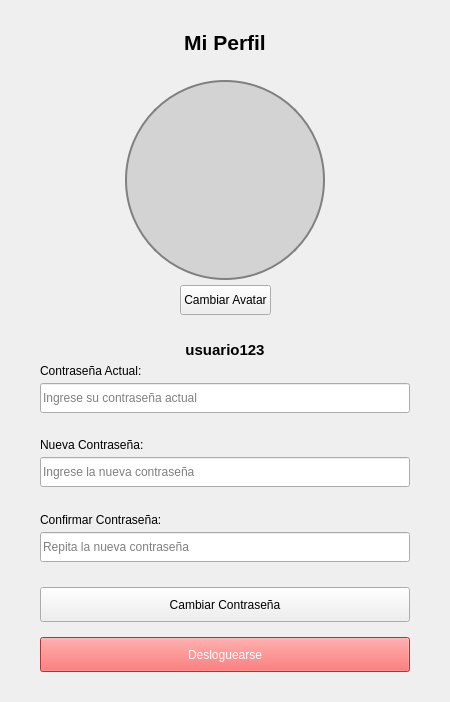
FranciscoNortesN/IHM-Proyecto, file NavTrainer/usermanagement.ui: the form before one commit.
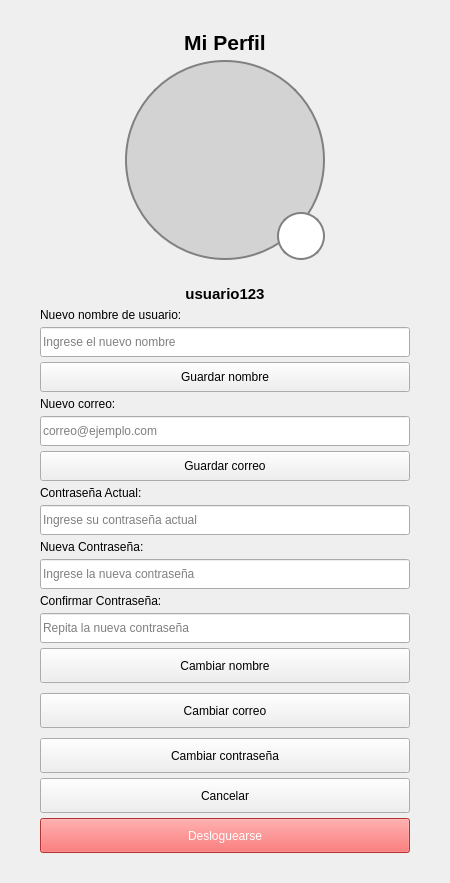
The form after the commit. Icons and pictures are not drawn.

Commit message: gestion de usuario prime

The edit to the form file:
```diff
--- a/NavTrainer/usermanagement.ui
+++ b/NavTrainer/usermanagement.ui
@@ -87,41 +87,14 @@
          <height>200</height>
         </size>
        </property>
-       <layout class="QVBoxLayout" name="verticalLayoutAvatar">
-        <property name="spacing">
-         <number>0</number>
-        </property>
-        <property name="leftMargin">
-         <number>0</number>
-        </property>
-        <property name="topMargin">
-         <number>0</number>
-        </property>
-        <property name="rightMargin">
-         <number>0</number>
-        </property>
-        <property name="bottomMargin">
-         <number>0</number>
-        </property>
-        <item>
          <widget class="QLabel" name="lblAvatarPerfil">
-          <property name="sizePolicy">
-           <sizepolicy hsizetype="Fixed" vsizetype="Fixed">
-            <horstretch>0</horstretch>
-            <verstretch>0</verstretch>
-           </sizepolicy>
-          </property>
-          <property name="minimumSize">
-           <size>
+        <property name="geometry">
+         <rect>
+          <x>0</x>
+          <y>0</y>
             <width>200</width>
             <height>200</height>
-           </size>
-          </property>
-          <property name="maximumSize">
-           <size>
-            <width>200</width>
-            <height>200</height>
-           </size>
+         </rect>
           </property>
           <property name="styleSheet">
            <string notr="true">border: 2px solid gray; border-radius: 100px; background-color: lightgray;</string>
@@ -139,8 +112,32 @@
            <set>Qt::AlignmentFlag::AlignCenter</set>
           </property>
          </widget>
-        </item>
-       </layout>
+       <widget class="QPushButton" name="btnCambiarAvatarPencil">
+        <property name="geometry">
+         <rect>
+          <x>152</x>
+          <y>152</y>
+          <width>48</width>
+          <height>48</height>
+         </rect>
+        </property>
+        <property name="styleSheet">
+         <string notr="true">border: 2px solid gray; border-radius: 24px; background-color: white;</string>
+        </property>
+        <property name="text">
+         <string/>
+        </property>
+        <property name="icon">
+         <iconset resource="Assets.qrc">
+          <normaloff>:/assets/icons/pencil.svg</normaloff>:/assets/icons/pencil.svg</iconset>
+        </property>
+        <property name="iconSize">
+         <size>
+          <width>20</width>
+          <height>20</height>
+         </size>
+        </property>
+       </widget>
       </widget>
      </item>
      <item>
@@ -167,33 +164,7 @@
        </property>
        <property name="sizeHint" stdset="0">
         <size>
-         <width>40</width>
-         <height>20</height>
-        </size>
-       </property>
-      </spacer>
-     </item>
-     <item>
-      <widget class="QPushButton" name="btnCambiarAvatar">
-       <property name="minimumSize">
-        <size>
-         <width>0</width>
-         <height>30</height>
-        </size>
-       </property>
-       <property name="text">
-        <string>Cambiar Avatar</string>
-       </property>
-      </widget>
-     </item>
-     <item>
-      <spacer name="horizontalSpacer">
-       <property name="orientation">
-        <enum>Qt::Orientation::Horizontal</enum>
-       </property>
-       <property name="sizeHint" stdset="0">
-        <size>
-         <width>40</width>
+         <width>20</width>
          <height>20</height>
         </size>
        </property>
@@ -230,6 +201,90 @@
      </property>
     </widget>
    </item>
+    <item>
+     <widget class="QLabel" name="lblNuevoNombre">
+      <property name="visible">
+        <bool>false</bool>
+      </property>
+      <property name="text">
+        <string>Nuevo nombre de usuario:</string>
+      </property>
+     </widget>
+    </item>
+    <item>
+     <widget class="QLineEdit" name="txtNuevoNombre">
+      <property name="minimumSize">
+        <size>
+         <width>0</width>
+         <height>30</height>
+        </size>
+      </property>
+      <property name="visible">
+        <bool>false</bool>
+      </property>
+      <property name="placeholderText">
+        <string>Ingrese el nuevo nombre</string>
+      </property>
+     </widget>
+    </item>
+    <item>
+     <widget class="QPushButton" name="btnGuardarNombre">
+      <property name="minimumSize">
+        <size>
+         <width>0</width>
+         <height>30</height>
+        </size>
+      </property>
+      <property name="visible">
+        <bool>false</bool>
+      </property>
+      <property name="text">
+        <string>Guardar nombre</string>
+      </property>
+     </widget>
+    </item>
+    <item>
+     <widget class="QLabel" name="lblNuevoCorreo">
+      <property name="visible">
+        <bool>false</bool>
+      </property>
+      <property name="text">
+        <string>Nuevo correo:</string>
+      </property>
+     </widget>
+    </item>
+    <item>
+     <widget class="QLineEdit" name="txtNuevoCorreo">
+      <property name="minimumSize">
+        <size>
+         <width>0</width>
+         <height>30</height>
+        </size>
+      </property>
+      <property name="visible">
+        <bool>false</bool>
+      </property>
+      <property name="placeholderText">
+        <string>correo@ejemplo.com</string>
+      </property>
+     </widget>
+    </item>
+    <item>
+     <widget class="QPushButton" name="btnGuardarCorreo">
+      <property name="minimumSize">
+        <size>
+         <width>0</width>
+         <height>30</height>
+        </size>
+      </property>
+      <property name="visible">
+        <bool>false</bool>
+      </property>
+      <property name="text">
+        <string>Guardar correo</string>
+      </property>
+     </widget>
+    </item>
    <item>
     <widget class="QLabel" name="lblContrasenaActual">
      <property name="visible">
@@ -363,6 +418,50 @@
     </spacer>
    </item>
    <item>
+   <spacer name="verticalSpacer_actions">
+    <property name="orientation">
+    <enum>Qt::Orientation::Vertical</enum>
+    </property>
+    <property name="sizeHint" stdset="0">
+    <size>
+     <width>20</width>
+     <height>10</height>
+    </size>
+    </property>
+   </spacer>
+  </item>
+  <item>
+   <layout class="QVBoxLayout" name="verticalLayoutActions">
+    <property name="spacing">
+    <number>10</number>
+    </property>
+    <item>
+    <widget class="QPushButton" name="btnCambiarNombre">
+     <property name="minimumSize">
+      <size>
+      <width>0</width>
+      <height>35</height>
+      </size>
+     </property>
+     <property name="text">
+      <string>Cambiar nombre</string>
+     </property>
+    </widget>
+    </item>
+    <item>
+    <widget class="QPushButton" name="btnCambiarCorreo">
+     <property name="minimumSize">
+      <size>
+      <width>0</width>
+      <height>35</height>
+      </size>
+     </property>
+     <property name="text">
+      <string>Cambiar correo</string>
+     </property>
+    </widget>
+    </item>
+    <item>
     <widget class="QPushButton" name="btnCambiarContrasena">
      <property name="minimumSize">
       <size>
@@ -371,9 +470,11 @@
       </size>
      </property>
      <property name="text">
-      <string>Cambiar Contraseña</string>
+      <string>Cambiar contraseña</string>
      </property>
     </widget>
+    </item>
+   </layout>
    </item>
    <item>
     <spacer name="verticalSpacer_8">
@@ -381,7 +482,39 @@
       <enum>Qt::Orientation::Vertical</enum>
      </property>
      <property name="sizeType">
-      <enum>QSizePolicy::Policy::Maximum</enum>
+    <enum>QSizePolicy::Policy::Expanding</enum>
+    </property>
+    <property name="sizeHint" stdset="0">
+    <size>
+     <width>20</width>
+     <height>40</height>
+    </size>
+    </property>
+   </spacer>
+  </item>
+  <item>
+   <widget class="QPushButton" name="btnCancelar">
+    <property name="minimumSize">
+     <size>
+      <width>0</width>
+      <height>35</height>
+     </size>
+    </property>
+    <property name="visible">
+     <bool>false</bool>
+    </property>
+    <property name="text">
+     <string>Cancelar</string>
+    </property>
+   </widget>
+  </item>
+  <item>
+   <spacer name="verticalSpacer_cancel">
+    <property name="visible">
+     <bool>false</bool>
+    </property>
+    <property name="orientation">
+    <enum>Qt::Orientation::Vertical</enum>
      </property>
      <property name="sizeHint" stdset="0">
       <size>
```
Lines whose indentation alone changed are shown as unchanged. The commit also changes 12 other files.
